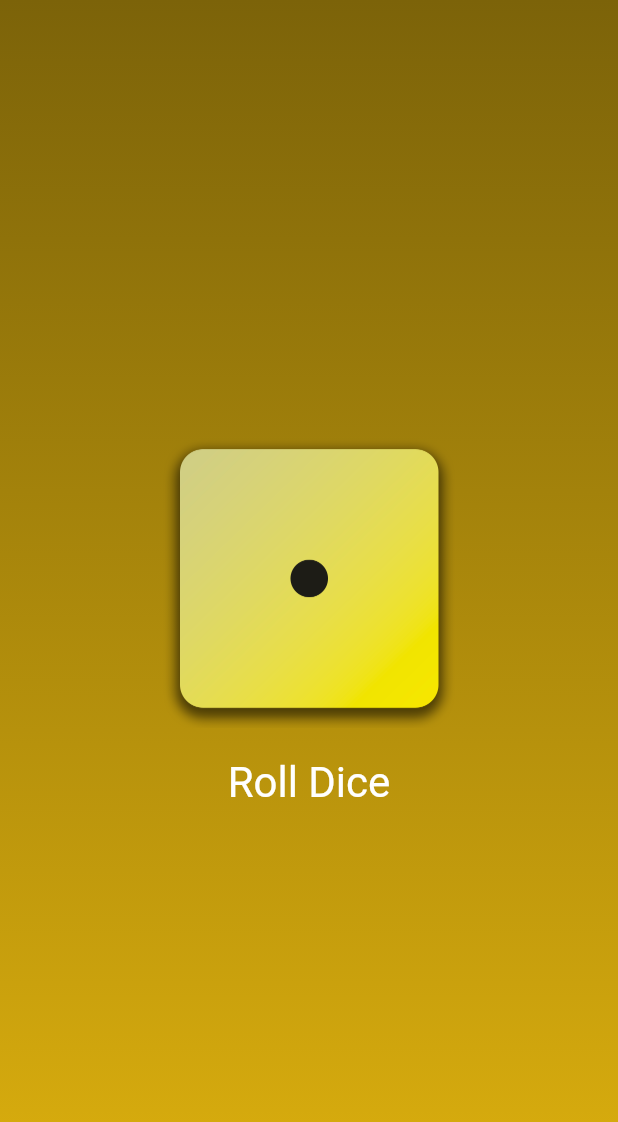
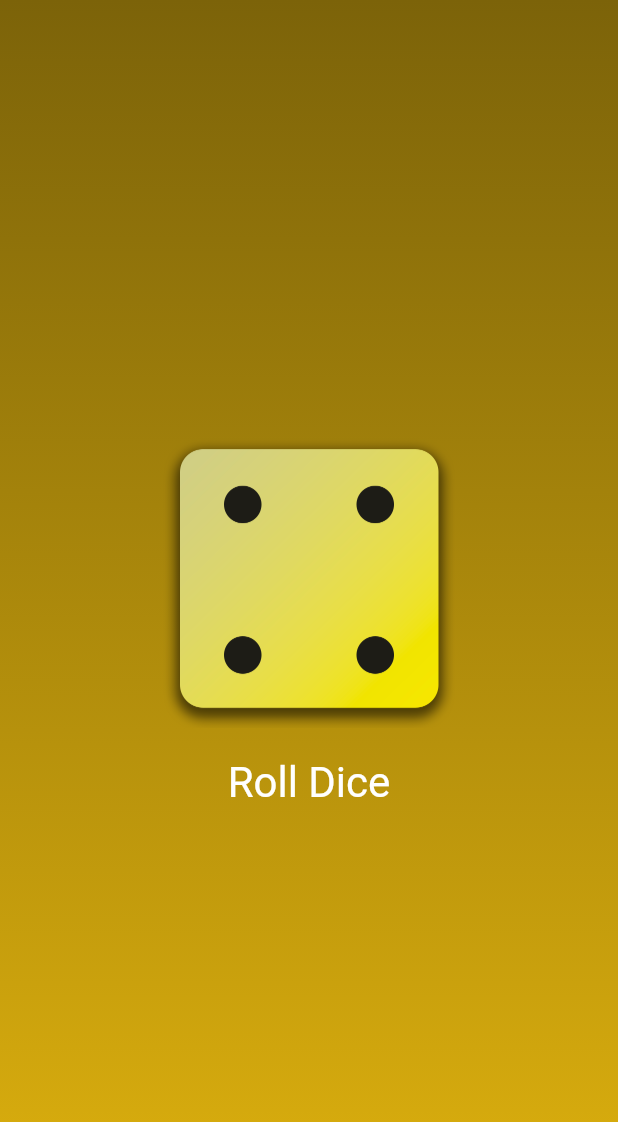
Before and after one commit to uche-hub/roll_dice, a Flutter app: the screen it shows after launch, after a tap on "Roll Dice", on a phone screen of 412 x 824 dp. Shown: the top 1122 px of the screen. Run offline on Flutter 3.47's test engine with Material 3 defaults, Android fonts, the phone set to English and light mode, and no system bars.

Commit message:
Added functions to our roll dice button to roll dice from 1 to 4 only

```diff
--- /dev/null
+++ b/lib/dice_roller.dart
@@ -0,0 +1,43 @@
+import 'package:flutter/material.dart';
+
+class DiceRoller extends StatefulWidget {
+  const DiceRoller({super.key});
+
+  @override
+  State<DiceRoller> createState() {
+    return _DiceRollerState();
+  }
+}
+
+class _DiceRollerState extends State<DiceRoller> {
+  var activeDiceImage = "assets/images/dice-1.png";
+
+  void rollDice() {
+    setState(() {
+      activeDiceImage = 'assets/images/dice-4.png';
+    });
+  }
+
+  @override
+  Widget build(BuildContext context) {
+    // TODO: implement build
+    return Column(
+      mainAxisSize: MainAxisSize.min,
+      children: [
+        Image.asset(
+          activeDiceImage,
+          width: 200,
+        ),
+        TextButton(
+            onPressed: rollDice,
+            style: TextButton.styleFrom(
+                padding: EdgeInsets.only(
+                  top: 20,
+                ),
+                foregroundColor: Colors.white,
+                textStyle: TextStyle(fontSize: 28)),
+            child: Text("Roll Dice"))
+      ],
+    );
+  }
+}
--- a/lib/gradient_container.dart
+++ b/lib/gradient_container.dart
@@ -1,4 +1,5 @@
 import 'package:flutter/material.dart';
+import 'package:roll_dice/dice_roller.dart';
 
 // StatelessWidget is the in-built class we are inheriting from
 // ADDS LOGIC AND DATA TO OUR CLASS
@@ -12,8 +13,6 @@ class GradientContainer extends StatelessWidget {
 
   final List<Color> colors;
 
-  void rollDice() {}
-
   // overriding a method expected by StatelessWidget
   @override
   Widget build(context) {
@@ -25,24 +24,8 @@ class GradientContainer extends StatelessWidget {
         end: bottomRight,
       )),
       child: Center(
-          child: Column(
-        mainAxisSize: MainAxisSize.min,
-        children: [
-          Image.asset(
-            "assets/images/dice-1.png",
-            width: 200,
-          ),
-          TextButton(
-              onPressed: rollDice,
-              style: TextButton.styleFrom(
-                  padding: EdgeInsets.only(
-                    top: 20,
-                  ),
-                  foregroundColor: Colors.white,
-                  textStyle: TextStyle(fontSize: 28)),
-              child: Text("Roll Dice"))
-        ],
-      )),
+        child: DiceRoller(),
+      )
     );
   }
 }
```
